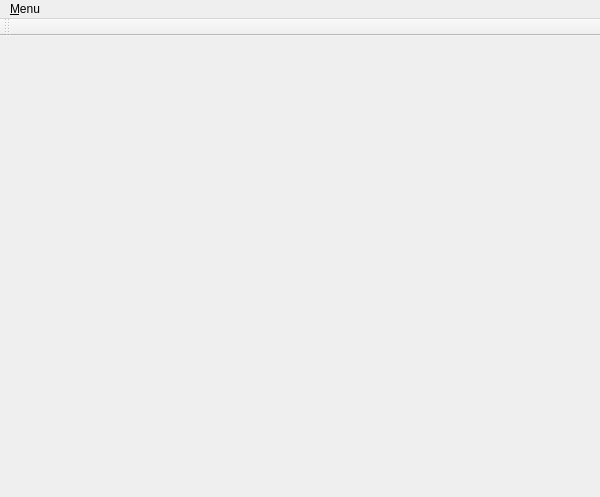
This is sources/quadro-ui/src/mainwindow.ui in arcan1s/quadro-core as Qt 5 draws it before an edit. The edited form follows.
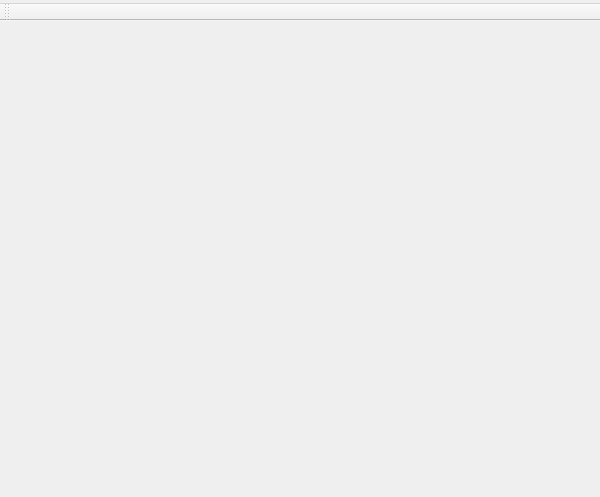
This is the edited form. Icons and pictures are not drawn.

Patch:
```diff
--- a/sources/quadro-ui/src/mainwindow.ui
+++ b/sources/quadro-ui/src/mainwindow.ui
@@ -24,18 +24,32 @@
     </item>
    </layout>
   </widget>
+  <widget class="QToolBar" name="toolBar">
+   <property name="windowTitle">
+    <string>Toolbar</string>
+   </property>
+   <property name="toolButtonStyle">
+    <enum>Qt::ToolButtonFollowStyle</enum>
+   </property>
+   <attribute name="toolBarArea">
+    <enum>TopToolBarArea</enum>
+   </attribute>
+   <attribute name="toolBarBreak">
+    <bool>false</bool>
+   </attribute>
+  </widget>
   <widget class="QMenuBar" name="menuBar">
    <property name="geometry">
     <rect>
      <x>0</x>
      <y>0</y>
      <width>600</width>
-     <height>22</height>
+     <height>23</height>
     </rect>
    </property>
    <widget class="QMenu" name="menuMenu">
-    <property name="title">
-     <string>&amp;Menu</string>
+    <property name="icon">
+     <iconset theme="configure"/>
     </property>
     <addaction name="actionSettings"/>
     <addaction name="separator"/>
@@ -49,33 +63,6 @@
    </widget>
    <addaction name="menuMenu"/>
   </widget>
-  <widget class="QToolBar" name="toolBar">
-   <property name="windowTitle">
-    <string>Toolbar</string>
-   </property>
-   <property name="toolButtonStyle">
-    <enum>Qt::ToolButtonFollowStyle</enum>
-   </property>
-   <attribute name="toolBarArea">
-    <enum>TopToolBarArea</enum>
-   </attribute>
-   <attribute name="toolBarBreak">
-    <bool>false</bool>
-   </attribute>
-  </widget>
-  <action name="actionSecurity">
-   <property name="icon">
-    <iconset theme="security-medium">
-     <normaloff/>
-    </iconset>
-   </property>
-   <property name="text">
-    <string>Security</string>
-   </property>
-   <property name="toolTip">
-    <string>Show security notes</string>
-   </property>
-  </action>
   <action name="actionDBus_API">
    <property name="text">
     <string>&amp;DBus API</string>
```
Left out of the diff: 12 changed lines with no effect on the pictures.
